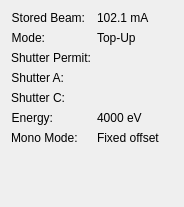
First picture: the form in firefly/status.ui, repository spc-group/haven, before the edit.
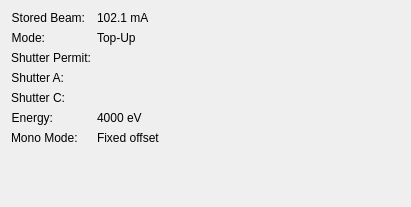
Second picture: the form after the edit. Custom widgets are drawn as their Qt base class.

Commit message: Fixed some bugs in the voltmeters window and widened the status window.

Patch:
```diff
--- a/firefly/status.ui
+++ b/firefly/status.ui
@@ -6,7 +6,7 @@
    <rect>
     <x>0</x>
     <y>0</y>
-    <width>184</width>
+    <width>411</width>
     <height>207</height>
    </rect>
   </property>
```
The commit also changes 3 other files.
